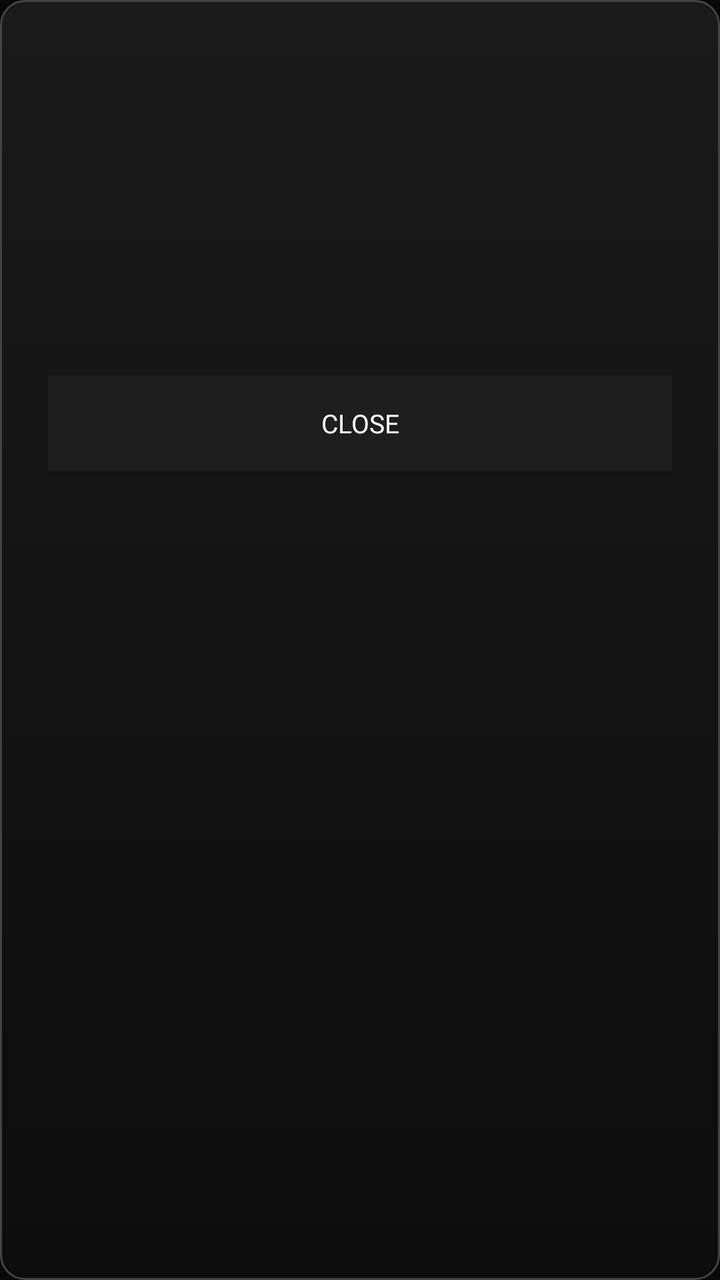
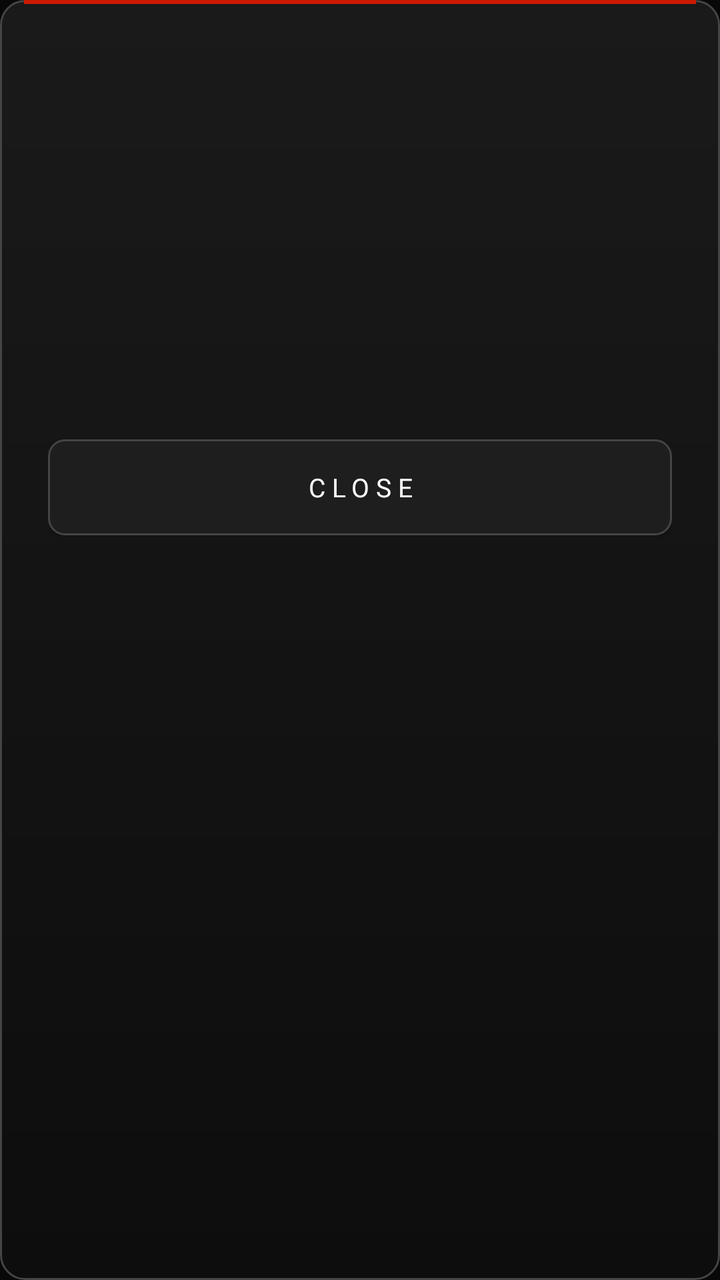

The first picture is an Android layout as it rendered before a commit; the second is the same layout after the commit. The layout source and the unified diff follow.
<!-- AndroidManifest.xml: application theme AppTheme -->
<!-- res/layout/dialog_log_detail.xml -->
<?xml version="1.0" encoding="utf-8"?>
<LinearLayout xmlns:android="http://schemas.android.com/apk/res/android"
    android:layout_width="match_parent"
    android:layout_height="wrap_content"
    android:background="@drawable/dialog_bg"
    android:orientation="vertical"
    android:padding="24dp">

    <TextView
        android:id="@+id/logTitle"
        android:layout_width="wrap_content"
        android:layout_height="wrap_content"
        android:fontFamily="@font/orbitron_700"
        android:textColor="#cccccc"
        android:textSize="13sp" />

    <TextView
        android:id="@+id/logBig"
        android:layout_width="wrap_content"
        android:layout_height="wrap_content"
        android:layout_marginTop="12dp"
        android:fontFamily="@font/orbitron_900"
        android:textColor="#ffffff"
        android:textSize="64sp" />

    <TextView
        android:id="@+id/logBigLbl"
        android:layout_width="wrap_content"
        android:layout_height="wrap_content"
        android:fontFamily="@font/orbitron_700"
        android:textColor="@color/amber"
        android:textSize="11sp" />

    <LinearLayout
        android:id="@+id/logRows"
        android:layout_width="match_parent"
        android:layout_height="wrap_content"
        android:layout_marginTop="16dp"
        android:orientation="vertical" />

    <Button
        android:id="@+id/viewRouteBtn"
        android:layout_width="match_parent"
        android:layout_height="wrap_content"
        android:layout_marginTop="10dp"
        android:background="#1e1e1e"
        android:fontFamily="@font/orbitron_700"
        android:text="VIEW ROUTE"
        android:textColor="#ffffff"
        android:textSize="13sp"
        android:visibility="gone" />

    <Button
        android:id="@+id/logClose"
        android:layout_width="match_parent"
        android:layout_height="wrap_content"
        android:layout_marginTop="18dp"
        android:background="#1e1e1e"
        android:fontFamily="@font/orbitron_700"
        android:text="CLOSE"
        android:textColor="#ffffff"
        android:textSize="13sp" />
</LinearLayout>
<!-- resources referenced by this layout -->
<resources>
  <color name="amber">#ffb347</color>
  <!-- drawable dialog_bg (drawable) -->
  <?xml version="1.0" encoding="utf-8"?>
  <shape xmlns:android="http://schemas.android.com/apk/res/android" android:shape="rectangle">
      <gradient android:startColor="#1a1a1a" android:endColor="#0d0d0d" android:angle="270" />
      <stroke android:width="1dp" android:color="#444444" />
      <corners android:radius="12dp" />
  </shape>
  <style name="AppTheme" parent="android:Theme.Material.NoActionBar">
          <item name="android:windowBackground">#080808</item>
          <item name="android:statusBarColor">#080808</item>
          <item name="android:navigationBarColor">#080808</item>
          <item name="android:windowFullscreen">true</item>
      </style>
</resources>

<!-- the commit's change to res/layout/dialog_log_detail.xml (unified diff, before → after) -->
@@ -11,6 +11,7 @@
         android:layout_width="wrap_content"
         android:layout_height="wrap_content"
         android:fontFamily="@font/orbitron_700"
+        android:letterSpacing="0.2"
         android:textColor="#cccccc"
         android:textSize="13sp" />
 
@@ -20,6 +21,12 @@
         android:layout_height="wrap_content"
         android:layout_marginTop="12dp"
         android:fontFamily="@font/orbitron_900"
+        android:letterSpacing="-0.02"
+        android:padding="16dp"
+        android:shadowColor="#ff4400"
+        android:shadowDx="0"
+        android:shadowDy="0"
+        android:shadowRadius="24"
         android:textColor="#ffffff"
         android:textSize="64sp" />
 
@@ -28,6 +35,7 @@
         android:layout_width="wrap_content"
         android:layout_height="wrap_content"
         android:fontFamily="@font/orbitron_700"
+        android:letterSpacing="0.3"
         android:textColor="@color/amber"
         android:textSize="11sp" />
 
@@ -43,8 +51,9 @@
         android:layout_width="match_parent"
         android:layout_height="wrap_content"
         android:layout_marginTop="10dp"
-        android:background="#1e1e1e"
+        android:background="@drawable/dialog_btn_bg"
         android:fontFamily="@font/orbitron_700"
+        android:letterSpacing="0.25"
         android:text="VIEW ROUTE"
         android:textColor="#ffffff"
         android:textSize="13sp"
@@ -55,8 +64,9 @@
         android:layout_width="match_parent"
         android:layout_height="wrap_content"
         android:layout_marginTop="18dp"
-        android:background="#1e1e1e"
+        android:background="@drawable/dialog_btn_bg"
         android:fontFamily="@font/orbitron_700"
+        android:letterSpacing="0.25"
         android:text="CLOSE"
         android:textColor="#ffffff"
         android:textSize="13sp" />
<!-- resource entries referenced after the edit -->
@@ -3,16 +3,34 @@
   <color name="amber">#ffb347</color>
   <!-- drawable dialog_bg (drawable) -->
   <?xml version="1.0" encoding="utf-8"?>
+  <layer-list xmlns:android="http://schemas.android.com/apk/res/android">
+      <item>
+          <shape android:shape="rectangle">
+              <gradient android:startColor="#1a1a1a" android:endColor="#0d0d0d" android:angle="270" />
+              <stroke android:width="1dp" android:color="#444444" />
+              <corners android:radius="12dp" />
+          </shape>
+      </item>
+      <item android:left="12dp" android:right="12dp" android:top="0dp" android:height="2dp" android:gravity="top">
+          <shape android:shape="rectangle">
+              <solid android:color="#cc1a00" />
+          </shape>
+      </item>
+  </layer-list>
+  <!-- drawable dialog_btn_bg (drawable) -->
+  <?xml version="1.0" encoding="utf-8"?>
   <shape xmlns:android="http://schemas.android.com/apk/res/android" android:shape="rectangle">
-      <gradient android:startColor="#1a1a1a" android:endColor="#0d0d0d" android:angle="270" />
+      <solid android:color="#1e1e1e" />
       <stroke android:width="1dp" android:color="#444444" />
-      <corners android:radius="12dp" />
+      <corners android:radius="8dp" />
   </shape>
   <style name="AppTheme" parent="android:Theme.Material.NoActionBar">
           <item name="android:windowBackground">#080808</item>
           <item name="android:statusBarColor">#080808</item>
           <item name="android:navigationBarColor">#080808</item>
           <item name="android:windowFullscreen">true</item>
+          
+          <item name="android:colorAccent">#ff4400</item>
       </style>
 </resources>
 
